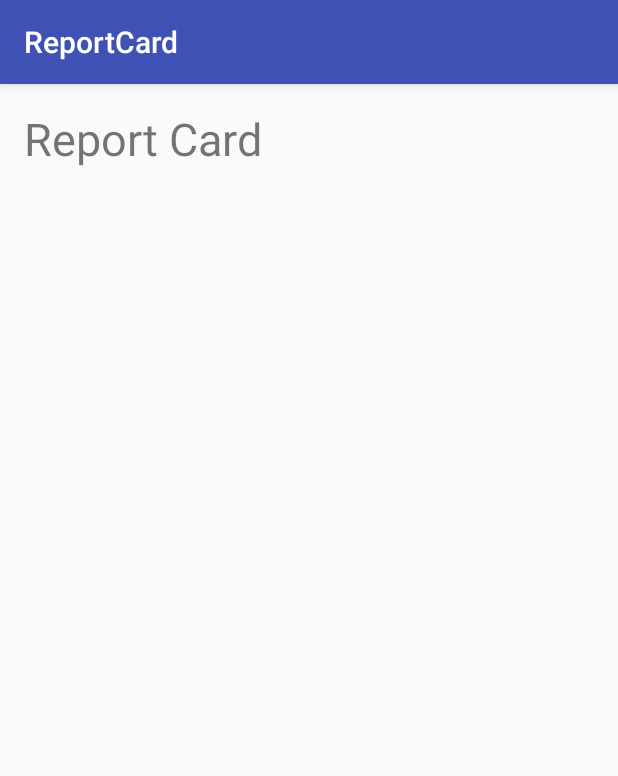
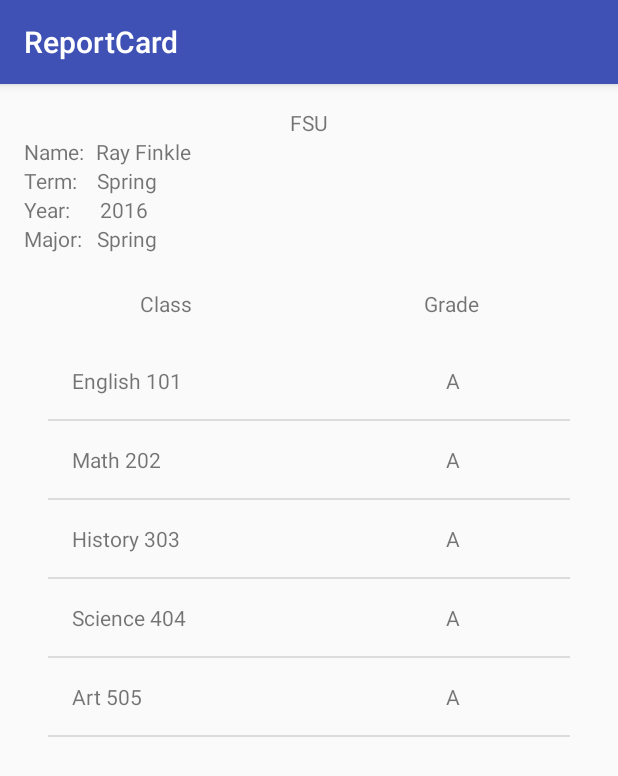
Before and after one commit to davej33/ReportCard, an Android app: the screen it shows after launch (MainActivity before the commit, ReportCard after it), on a phone screen of 412 x 824 dp. Shown: the top 776 px of the screen. Run offline under Robolectric (Android 15) with nearby library versions, the phone set to English and light mode, and no system bars.

Commit message:
Complete (with custom class)

```diff
--- a/app/src/main/AndroidManifest.xml
+++ b/app/src/main/AndroidManifest.xml
@@ -8,14 +8,14 @@
         android:label="@string/app_name"
         android:supportsRtl="true"
         android:theme="@style/AppTheme">
-        <activity android:name=".MainActivity">
+        <activity android:name=".ReportCard">
             <intent-filter>
                 <action android:name="android.intent.action.MAIN" />
 
                 <category android:name="android.intent.category.LAUNCHER" />
             </intent-filter>
         </activity>
-        <activity android:name=".ReportCard"></activity>
+
     </application>
 
 </manifest>
--- a/app/src/main/java/com/example/android/reportcard/MainActivity.java
+++ /dev/null
@@ -1,25 +0,0 @@
-package com.example.android.reportcard;
-
-import android.content.Intent;
-import android.os.Bundle;
-import android.support.v7.app.AppCompatActivity;
-import android.view.View;
-import android.widget.TextView;
-
-public class MainActivity extends AppCompatActivity {
-
-    @Override
-    protected void onCreate(Bundle savedInstanceState) {
-        super.onCreate(savedInstanceState);
-        setContentView(R.layout.activity_main);
-
-        TextView report = (TextView) findViewById(R.id.report_card_text);
-        report.setOnClickListener(new View.OnClickListener() {
-            @Override
-            public void onClick(View v) {
-                Intent reportTo = new Intent(MainActivity.this, ReportCard.class);
-                startActivity(reportTo);
-            }
-        });
-    }
-}
--- a/app/src/main/java/com/example/android/reportcard/ReportCard.java
+++ b/app/src/main/java/com/example/android/reportcard/ReportCard.java
@@ -3,6 +3,7 @@ package com.example.android.reportcard;
 import android.os.Bundle;
 import android.support.v7.app.AppCompatActivity;
 import android.widget.ListView;
+import android.widget.TextView;
 
 import java.util.ArrayList;
 
@@ -18,14 +19,30 @@ public class ReportCard extends AppCompatActivity{
 
         ArrayList<Grades> grade = new ArrayList<Grades>();
 
-        grade.add(new Grades("English","A"));
-        grade.add(new Grades("Math","A"));
-        grade.add(new Grades("History","A"));
-        grade.add(new Grades("Science","A"));
-        grade.add(new Grades("Art","A"));
+        grade.add(new Grades("English 101","A"));
+        grade.add(new Grades("Math 202","A"));
+        grade.add(new Grades("History 303","A"));
+        grade.add(new Grades("Science 404","A"));
+        grade.add(new Grades("Art 505","A"));
 
         GradesAdapter adapter = new GradesAdapter(this, grade);
         ListView listView = (ListView) findViewById(R.id.view_report);
         listView.setAdapter(adapter);
+
+        TextView nameView = (TextView) findViewById(R.id.name);
+        final String name = "Ray Finkle";
+        nameView.setText(name);
+
+        TextView yearView = (TextView) findViewById(R.id.year);
+        final String year = "2016";
+        yearView.setText(year);
+
+        TextView termView = (TextView) findViewById(R.id.term);
+        final String term = "Spring";
+        termView.setText(term);
+
+        TextView majorView = (TextView) findViewById(R.id.major);
+        final String major = "Spring";
+        majorView.setText(major);
     }
 }
--- a/app/src/main/res/layout/view_report.xml
+++ b/app/src/main/res/layout/view_report.xml
@@ -60,7 +60,7 @@
             android:id="@+id/year"
             android:layout_width="wrap_content"
             android:layout_height="wrap_content"
-            android:paddingLeft="18dp"
+            android:paddingLeft="19dp"
             tools:text="2016" />
     </LinearLayout>
     <LinearLayout
```
Also changed, not shown: app/src/main/java/com/example/android/reportcard/Grades.java (+9 -0 lines).
